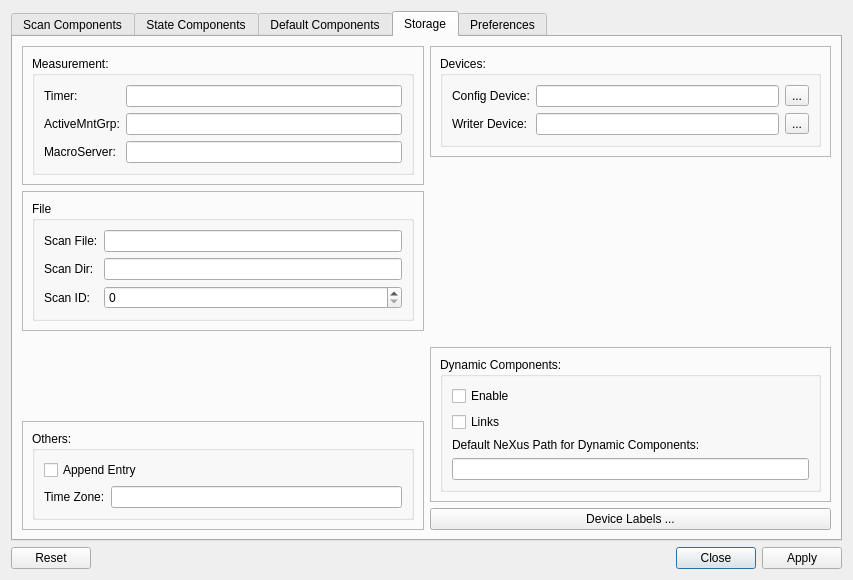
First picture: the form in nxselector/ui/selector.ui, repository nexdatas/nxselector, before the edit.
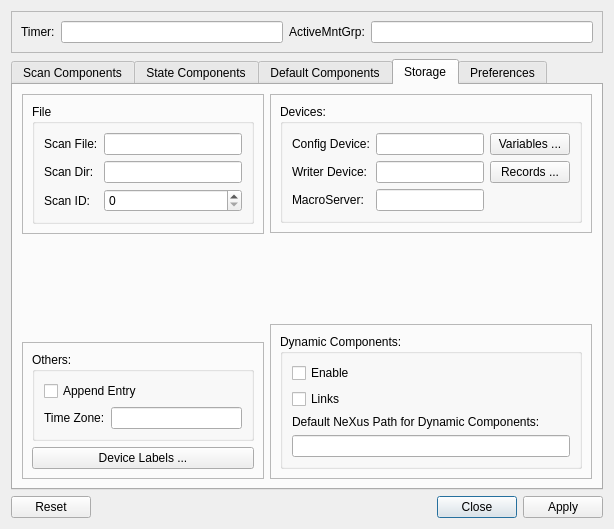
Second picture: the form after the edit. The open tabs and pages were chosen to show the change.

Commit message: adding support for groups and labels

Diff of the .ui file:
```diff
--- a/nxselector/ui/selector.ui
+++ b/nxselector/ui/selector.ui
@@ -6,15 +6,15 @@
    <rect>
     <x>0</x>
     <y>0</y>
-    <width>853</width>
-    <height>580</height>
+    <width>614</width>
+    <height>529</height>
    </rect>
   </property>
   <property name="windowTitle">
    <string>NeXus Component Selector</string>
   </property>
   <layout class="QGridLayout" name="gridLayout">
-   <item row="6" column="0">
+   <item row="7" column="0">
     <widget class="QDialogButtonBox" name="buttonBox">
      <property name="toolTip">
       <string/>
@@ -24,7 +24,7 @@
      </property>
     </widget>
    </item>
-   <item row="0" column="0">
+   <item row="1" column="0">
     <widget class="QTabWidget" name="tabWidget">
      <property name="toolTip">
       <string/>
@@ -54,61 +54,6 @@
       <layout class="QGridLayout" name="gridLayout_10">
        <item row="0" column="0">
         <layout class="QVBoxLayout" name="verticalLayout_3">
-         <item>
-          <widget class="QFrame" name="frame">
-           <property name="frameShape">
-            <enum>QFrame::StyledPanel</enum>
-           </property>
-           <property name="frameShadow">
-            <enum>QFrame::Raised</enum>
-           </property>
-           <layout class="QGridLayout" name="gridLayout_16">
-            <item row="0" column="0">
-             <widget class="QGroupBox" name="mntGroupBox">
-              <property name="title">
-               <string>Measurement:</string>
-              </property>
-              <layout class="QGridLayout" name="gridLayout_3">
-               <item row="1" column="0">
-                <layout class="QGridLayout" name="gridLayout_4">
-                 <item row="0" column="0">
-                  <widget class="QLabel" name="mntTimerLabel">
-                   <property name="text">
-                    <string>Timer:</string>
-                   </property>
-                  </widget>
-                 </item>
-                 <item row="0" column="1">
-                  <widget class="QLineEdit" name="mntTimerLineEdit"/>
-                 </item>
-                 <item row="1" column="0">
-                  <widget class="QLabel" name="mntGrpLabel">
-                   <property name="text">
-                    <string>ActiveMntGrp:</string>
-                   </property>
-                  </widget>
-                 </item>
-                 <item row="1" column="1">
-                  <widget class="QLineEdit" name="mntGrpLineEdit"/>
-                 </item>
-                 <item row="2" column="0">
-                  <widget class="QLabel" name="mntServerLabel">
-                   <property name="text">
-                    <string>MacroServer:</string>
-                   </property>
-                  </widget>
-                 </item>
-                 <item row="2" column="1">
-                  <widget class="QLineEdit" name="mntServerLineEdit"/>
-                 </item>
-                </layout>
-               </item>
-              </layout>
-             </widget>
-            </item>
-           </layout>
-          </widget>
-         </item>
          <item>
           <widget class="QFrame" name="frame_5">
            <property name="frameShape">
@@ -220,6 +165,13 @@
               </layout>
              </widget>
             </item>
+            <item row="2" column="0">
+             <widget class="QPushButton" name="pushButton">
+              <property name="text">
+               <string>Device Labels ...</string>
+              </property>
+             </widget>
+            </item>
            </layout>
           </widget>
          </item>
@@ -251,16 +203,6 @@
                    </property>
                   </widget>
                  </item>
-                 <item row="0" column="1">
-                  <widget class="QLineEdit" name="devConfigLineEdit"/>
-                 </item>
-                 <item row="0" column="2">
-                  <widget class="QToolButton" name="devConfigToolButton">
-                   <property name="text">
-                    <string>...</string>
-                   </property>
-                  </widget>
-                 </item>
                  <item row="1" column="0">
                   <widget class="QLabel" name="devWriterLabel">
                    <property name="text">
@@ -268,13 +210,33 @@
                    </property>
                   </widget>
                  </item>
+                 <item row="2" column="0">
+                  <widget class="QLabel" name="mntServerLabel">
+                   <property name="text">
+                    <string>MacroServer:</string>
+                   </property>
+                  </widget>
+                 </item>
                  <item row="1" column="1">
                   <widget class="QLineEdit" name="devWriterLineEdit"/>
                  </item>
+                 <item row="2" column="1">
+                  <widget class="QLineEdit" name="mntServerLineEdit"/>
+                 </item>
+                 <item row="0" column="1">
+                  <widget class="QLineEdit" name="devConfigLineEdit"/>
+                 </item>
+                 <item row="0" column="2">
+                  <widget class="QPushButton" name="devConfigPushButton">
+                   <property name="text">
+                    <string>Variables ...</string>
+                   </property>
+                  </widget>
+                 </item>
                  <item row="1" column="2">
-                  <widget class="QToolButton" name="devWriterToolButton">
+                  <widget class="QPushButton" name="devWriterPushButton">
                    <property name="text">
-                    <string>...</string>
+                    <string>Records ...</string>
                    </property>
                   </widget>
                  </item>
@@ -352,13 +314,6 @@
            </layout>
           </widget>
          </item>
-         <item>
-          <widget class="QPushButton" name="pushButton">
-           <property name="text">
-            <string>Device Labels ...</string>
-           </property>
-          </widget>
-         </item>
         </layout>
        </item>
       </layout>
@@ -507,6 +462,42 @@
      </widget>
     </widget>
    </item>
+   <item row="0" column="0">
+    <widget class="QFrame" name="frame_9">
+     <property name="frameShape">
+      <enum>QFrame::StyledPanel</enum>
+     </property>
+     <property name="frameShadow">
+      <enum>QFrame::Raised</enum>
+     </property>
+     <layout class="QGridLayout" name="gridLayout_24">
+      <item row="0" column="0">
+       <layout class="QHBoxLayout" name="horizontalLayout_2">
+        <item>
+         <widget class="QLabel" name="mntTimerLabel">
+          <property name="text">
+           <string>Timer:</string>
+          </property>
+         </widget>
+        </item>
+        <item>
+         <widget class="QLineEdit" name="mntTimerLineEdit"/>
+        </item>
+        <item>
+         <widget class="QLabel" name="mntGrpLabel">
+          <property name="text">
+           <string>ActiveMntGrp:</string>
+          </property>
+         </widget>
+        </item>
+        <item>
+         <widget class="QLineEdit" name="mntGrpLineEdit"/>
+        </item>
+       </layout>
+      </item>
+     </layout>
+    </widget>
+   </item>
   </layout>
  </widget>
  <resources/>
```
Left out of the diff: 7 changed lines with no effect on the pictures. The commit also changes 4 other files.
